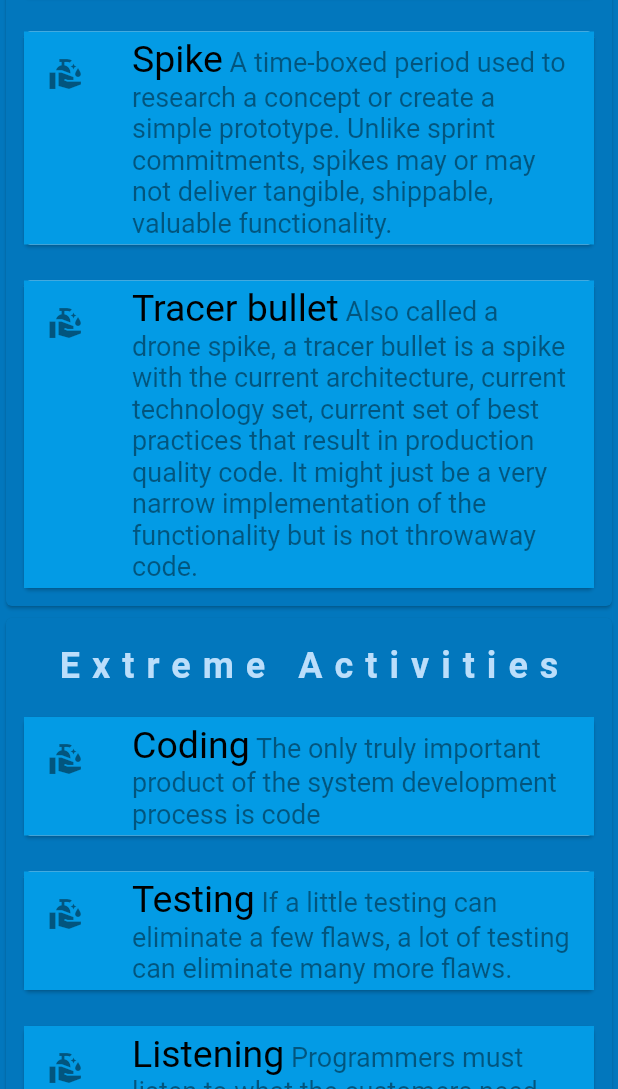
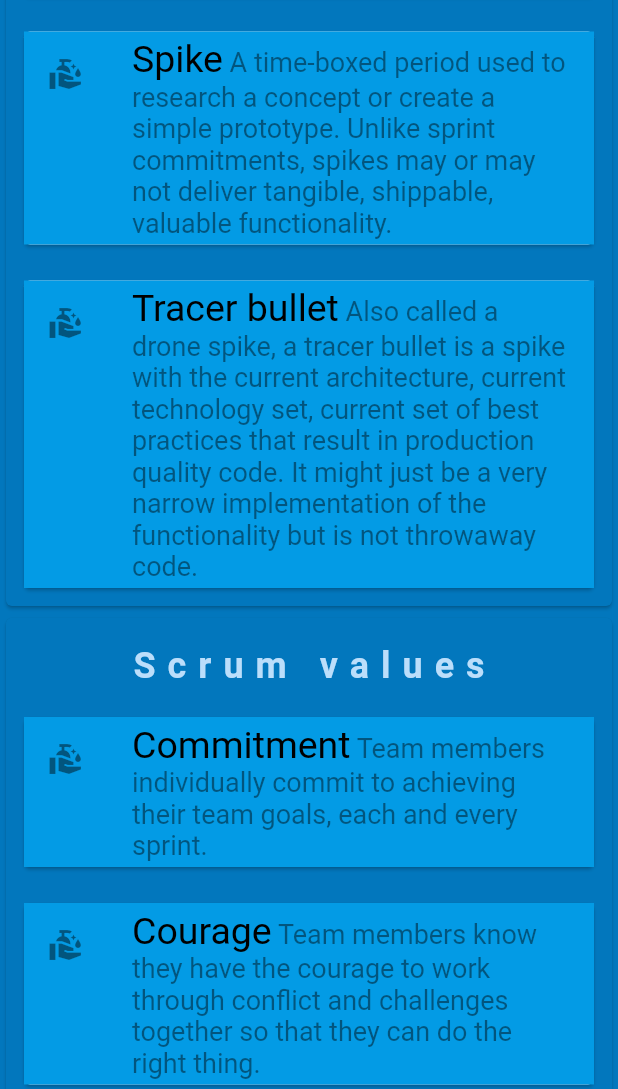
Before and after one commit to ammanath/agileCards, a Flutter app: the screen it shows after launch, scrolled down 3456 dp, on a phone screen of 412 x 824 dp, the part 147-1236 px from its top. Run offline on Flutter 3.47's test engine with Material 2 defaults, Android fonts, the phone set to English and light mode, and no system bars; our stand-ins replace animated_text_kit, google_fonts, rating_dialog; missing offline and left inert: launch_review.

Commit message:
added lean principles

```diff
--- a/lib/dataValues.dart
+++ b/lib/dataValues.dart
@@ -266,6 +266,7 @@ class DataValues {
           refIcon: getRandomIcon(),
           type: 'card'),
     ];
+
     var extremePractices = [
       ItemData(
           title: 'Extreme Practices',
@@ -307,6 +308,7 @@ class DataValues {
           refIcon: getRandomIcon(),
           type: 'card'),
     ];
+
     var extremeRules = [
       ItemData(
           title: 'Extreme Rules',
@@ -551,23 +553,6 @@ class DataValues {
           type: 'card'),
     ];
 
-    var dummy = [
-      ItemData(
-          title: 'TTT',
-          primaryText: '',
-          secondaryText: '',
-          description: 'ddd ',
-          refIcon: getRandomIcon(),
-          type: 'title'),
-      ItemData(
-          title: 'TTT',
-          primaryText: 'ppp',
-          secondaryText: '“ssss',
-          description: '',
-          refIcon: getRandomIcon(),
-          type: 'card'),
-    ];
-
     var solidPrinciples = [
       ItemData(
           title: 'SOLID Principles',
@@ -619,10 +604,89 @@ class DataValues {
           type: 'card'),
     ];
 
+    var leanPrinciples = [
+      ItemData(
+          title: 'Lean principles',
+          primaryText: '',
+          secondaryText: '',
+          description:
+              'Lean Software Development (LSD) is an agile framework based on optimizing development time and resources, eliminating waste, and ultimately delivering only what the product needs. "Think big, act small, fail fast; learn rapidly"',
+          refIcon: getRandomIcon(),
+          type: 'title'),
+      ItemData(
+          title: 'Lean principles',
+          primaryText: 'Eliminate waste',
+          secondaryText: 'Lean philosophy regards everything not adding value to the customer as waste (muda). ',
+          description: '',
+          refIcon: getRandomIcon(),
+          type: 'card'),
+      ItemData(
+          title: 'Lean principles',
+          primaryText: 'Amplify learning',
+          secondaryText: 'The learning process is sped up by usage of short iteration cycles – each one coupled with refactoring and integration testing.',
+          description: '',
+          refIcon: getRandomIcon(),
+          type: 'card'),
+      ItemData(
+          title: 'Lean principles',
+          primaryText: 'Decide as late as possible',
+          secondaryText: 'delaying decisions as much as possible until they can be made based on facts and not on uncertain assumptions and predictions. ',
+          description: '',
+          refIcon: getRandomIcon(),
+          type: 'card'),
+      ItemData(
+          title: 'Lean principles',
+          primaryText: 'Deliver as fast as possible',
+          secondaryText: 'in order to see and analyze the output at the earliest.',
+          description: '',
+          refIcon: getRandomIcon(),
+          type: 'card'),
+      ItemData(
+          title: 'Lean principles',
+          primaryText: 'Empower the team',
+          secondaryText: 'Respecting people and acknowledging their work is one way to empower the team.',
+          description: '',
+          refIcon: getRandomIcon(),
+          type: 'card'),
+      ItemData(
+          title: 'Lean principles',
+          primaryText: 'Build integrity in',
+          secondaryText: 'The customer needs to have an overall experience of the System. ',
+          description: '',
+          refIcon: getRandomIcon(),
+          type: 'card'),
+      ItemData(
+          title: 'Lean principles',
+          primaryText: 'Optimize the Whole',
+          secondaryText: 'Modern software systems are not simply the sum of their parts, but also the product of their interactions.',
+          description: '',
+          refIcon: getRandomIcon(),
+          type: 'card'),
+    ];
+
+    var dummy = [
+      ItemData(
+          title: 'TTT',
+          primaryText: '',
+          secondaryText: '',
+          description: 'ddd ',
+          refIcon: getRandomIcon(),
+          type: 'title'),
+      ItemData(
+          title: 'TTT',
+          primaryText: 'ppp',
+          secondaryText: '“ssss',
+          description: '',
+          refIcon: getRandomIcon(),
+          type: 'card'),
+    ];
+
     return agileValues +
         agilePrinciples +
         scrumWorkflow +
         scrumArtifacts +
+        scrumValues +
+        leanPrinciples+
         extremeActivities +
         extremeValues +
         extremePrinciples +
```
